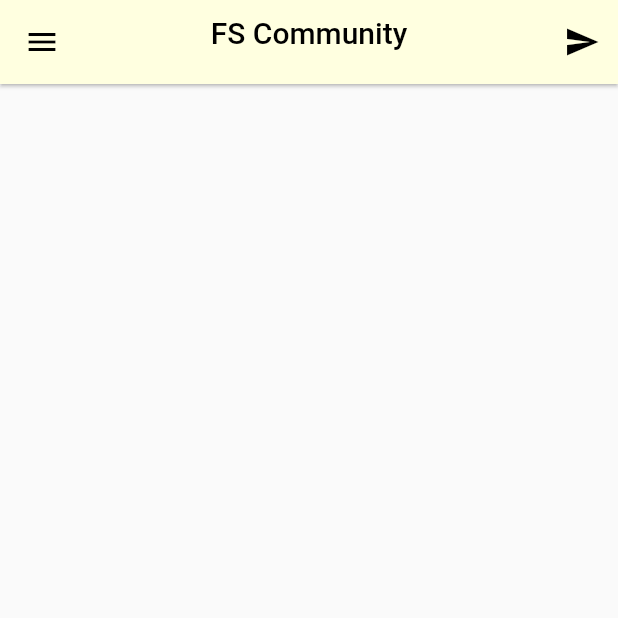
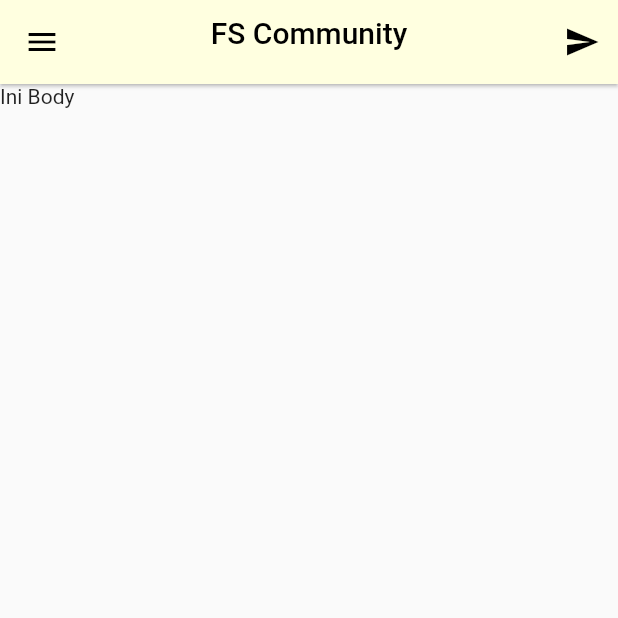
Before and after one commit to nugroholuke13/tav3, a Flutter app: the FSHome screen opened directly, on a phone screen of 412 x 824 dp, the top half of it. Run offline on Flutter 3.47's test engine with Material 2 defaults, Android fonts, the phone set to English and light mode, and no system bars; our stand-ins replace font_awesome_flutter; project files that could hold a hidden picture were left out.

Commit message:
Update lib/home.dart

```diff
--- a/lib/home.dart
+++ b/lib/home.dart
@@ -1,4 +1,5 @@
 import 'package:flutter/material.dart';
+import 'package:font_awesome_flutter/font_awesome_flutter.dart';
 
 class FSHome extends StatelessWidget {
   final topBar = new AppBar(
@@ -48,7 +49,7 @@ class FSHome extends StatelessWidget {
           ],
         ),
       ),
-        //body: new InstaBody(),
+        body: new homeBody(),
         bottomNavigationBar: new Container(
           color: new Color(0xFFFFFFE0),
           height: 50.0,
@@ -95,3 +96,15 @@ class FSHome extends StatelessWidget {
         ));
   }
 }
+
+class homeBody extends StatelessWidget {
+  @override
+  Widget build(BuildContext context) {
+    return new Column(
+      mainAxisAlignment: MainAxisAlignment.start,
+      children: <Widget>[
+        Flexible(child: new Text("Ini Body"))
+      ],
+    );
+  }
+}
```
